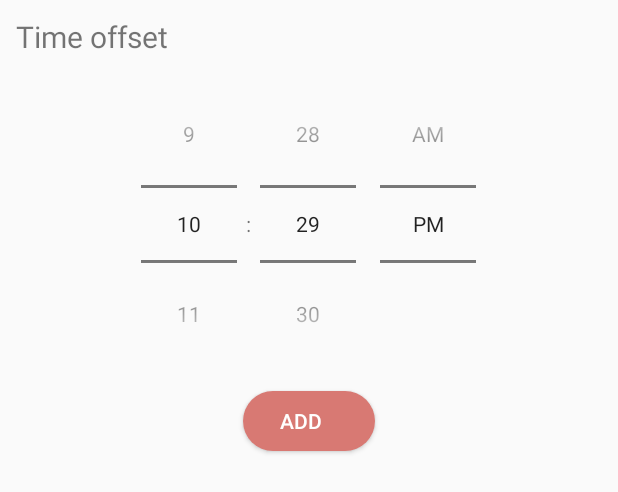
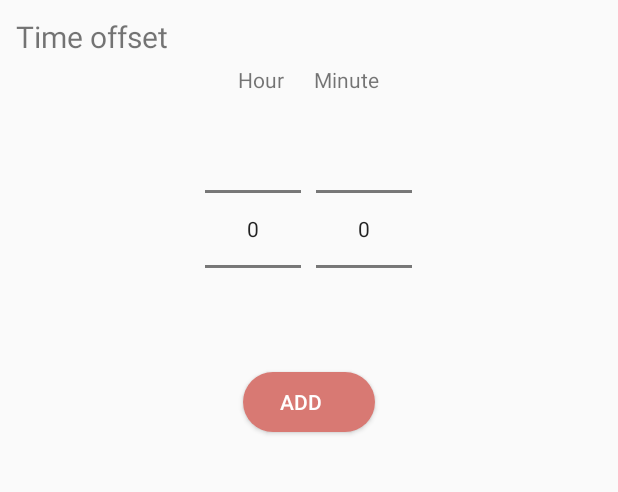
Before and after one commit to SkipperXZ/real-time-electricity-bill-calculation, an Android app: the layout timeoffset.xml on its own in the app's theme, with its tools: preview values and no code run, on a phone screen of 412 x 824 dp. Shown: the top 492 px of the screen. Run offline under Robolectric (Android 15) with nearby library versions, the phone set to English and light mode, and no system bars.

Commit message:
time offset numberpick

```diff
--- a/Home_GN/app/src/main/java/com/example/a59011178/home/equip/ItemListAdapter_equip.java
+++ b/Home_GN/app/src/main/java/com/example/a59011178/home/equip/ItemListAdapter_equip.java
@@ -9,6 +9,7 @@ import android.widget.BaseAdapter;
 import android.widget.Button;
 import android.widget.CompoundButton;
 import android.widget.EditText;
+import android.widget.NumberPicker;
 import android.widget.Switch;
 import android.widget.TextView;
 import android.widget.TimePicker;
@@ -93,11 +94,18 @@ public class ItemListAdapter_equip extends BaseAdapter {
 
             View mView =  inflater.inflate(R.layout.timeoffset, null);
 
-          final TimePicker timePicker = (TimePicker)mView.findViewById(R.id.timePicker);
-                timePicker.setIs24HourView(true);
-                timePicker.isShown();
+          final NumberPicker hour = (NumberPicker) mView.findViewById(R.id.numberPicker);
+                hour.setMinValue(0);
+                hour.setMaxValue(48);
 
-               Button mAdd = (Button) mView.findViewById(R.id.button3);
+          final NumberPicker minute = (NumberPicker) mView.findViewById(R.id.numberPicker1);
+                minute.setMinValue(0);
+                minute.setMaxValue(60);
+
+
+
+
+                Button mAdd = (Button) mView.findViewById(R.id.button3);
 //                final Intent intent = new Intent(AddTime.this,);
 //
 //                Intent intent = new Intent(parent.getContext(),AddTime2.class);
@@ -153,6 +161,7 @@ public class ItemListAdapter_equip extends BaseAdapter {
             }
         });
 
-      return v;
+
+        return v;
     }
 }
--- a/Home_GN/app/src/main/res/layout/timeoffset.xml
+++ b/Home_GN/app/src/main/res/layout/timeoffset.xml
@@ -17,13 +17,51 @@
         android:text="Time offset"
         android:layout_margin="5dp"/>
 
-    <TimePicker
+    <LinearLayout
         android:layout_width="wrap_content"
         android:layout_height="wrap_content"
-        android:id="@+id/timePicker"
         android:layout_gravity="center"
-        android:timePickerMode="spinner"/>
+        android:orientation="vertical">
 
+        <LinearLayout
+            android:layout_width="match_parent"
+            android:layout_height="match_parent"
+            android:orientation="horizontal"
+            android:gravity="center">
+
+            <TextView
+                android:id="@+id/textView2"
+                android:layout_width="wrap_content"
+                android:layout_height="wrap_content"
+                android:text="@string/hour" />
+
+            <TextView
+                android:id="@+id/textView8"
+                android:layout_width="wrap_content"
+                android:layout_height="wrap_content"
+                android:text="@string/minute"
+                android:layout_marginLeft="20dp"/>
+        </LinearLayout>
+
+        <LinearLayout
+            android:layout_width="wrap_content"
+            android:layout_height="wrap_content"
+            android:layout_gravity="center"
+            android:orientation="horizontal">
+
+            <NumberPicker
+                android:id="@+id/numberPicker"
+                android:layout_width="wrap_content"
+                android:layout_height="wrap_content" />
+
+            <NumberPicker
+                android:id="@+id/numberPicker1"
+                android:layout_width="wrap_content"
+                android:layout_height="wrap_content"
+                android:layout_marginLeft="10dp" />
+
+        </LinearLayout>
+    </LinearLayout>
 
 
     <Button
--- a/Home_GN/app/src/main/res/values/strings.xml
+++ b/Home_GN/app/src/main/res/values/strings.xml
@@ -39,5 +39,7 @@
     <string name="ok">OK</string>
     <string name="cancel">CANCEL</string>
     <string name="result_title">Your electricity fee this month is</string>
+    <string name="hour">Hour</string>
+    <string name="minute">Minute</string>
 
 </resources>
```
